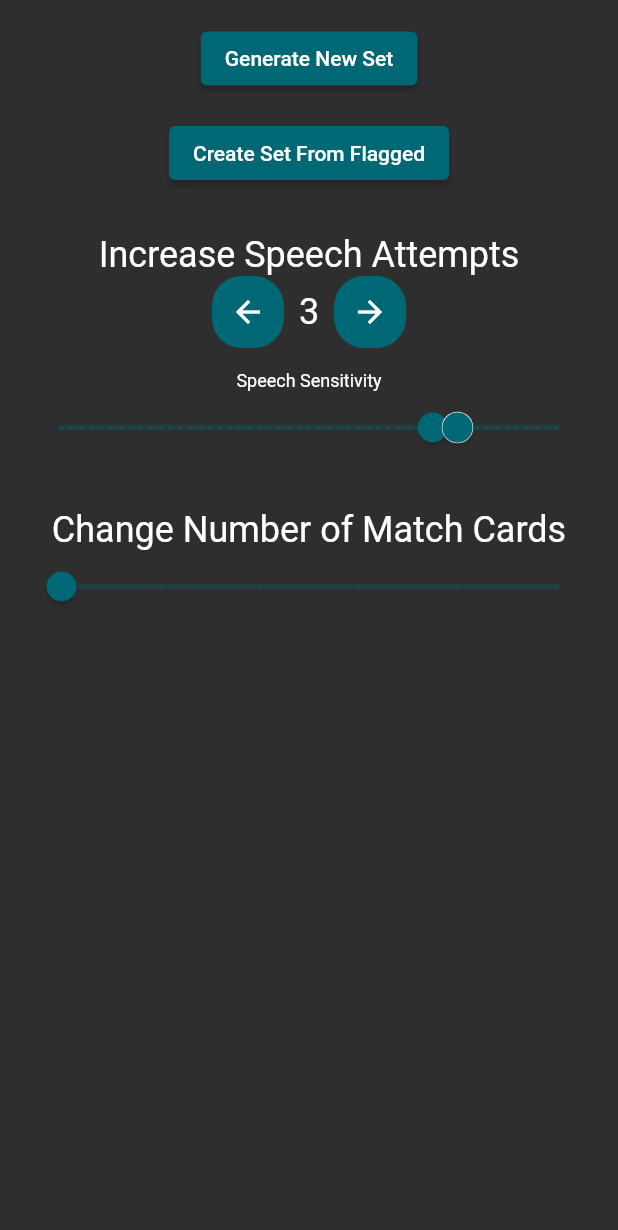
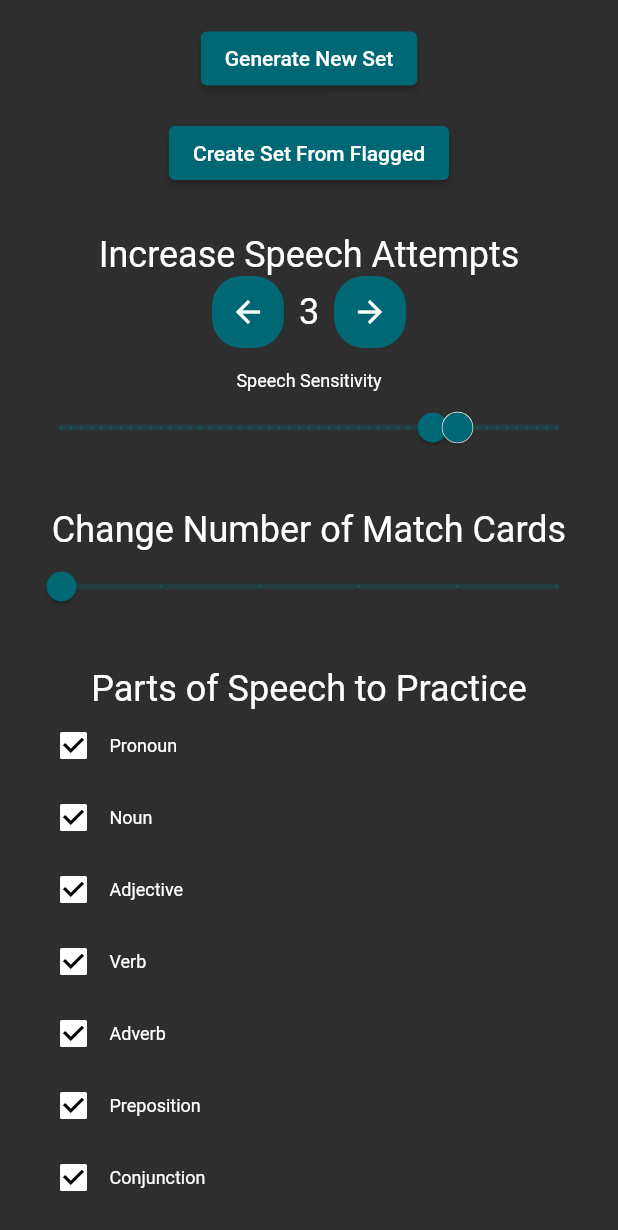
Before and after one commit to choe220/1000-spanish-words, a Flutter app: the screen it shows after launch, after a tap on "Settings", on a phone screen of 412 x 824 dp. Shown: the top 1230 px of the screen. Run offline on Flutter 3.47's test engine with Material 2 defaults, Android fonts, the phone set to English and light mode, and no system bars; our stand-ins replace cloud_firestore, firebase_core, flutter_tts, speech_to_text; missing offline and left inert: string_similarity; accounts and stored records are empty.

Commit message:
added set filtering for parts of speech

```diff
--- a/lib/models/user.dart
+++ b/lib/models/user.dart
@@ -3,6 +3,7 @@ import 'dart:math';
 import 'package:cloud_firestore/cloud_firestore.dart';
 import 'package:flutter/widgets.dart';
 import 'package:spanish_words/models/words.dart';
+import 'package:spanish_words/util.dart';
 
 class User with ChangeNotifier {
   List<Word> words;
@@ -10,6 +11,7 @@ class User with ChangeNotifier {
   int attempts;
   List<dynamic> speechSensitivity;
   double numMatchCards;
+  Map<String, bool> partsOfSpeech;
 
   User({
     required this.words,
@@ -17,6 +19,16 @@ class User with ChangeNotifier {
     this.attempts = 3,
     this.speechSensitivity = const [75, 80],
     this.numMatchCards = 5,
+    this.partsOfSpeech = const {
+      'Pronoun': true,
+      'Noun': true,
+      'Adjective': true,
+      'Verb': true,
+      'Adverb': true,
+      'Preposition': true,
+      'Conjunction': true,
+      'Interjection': true,
+    },
   });
 
   User.fromFirebase(Map<String, dynamic> data)
@@ -25,8 +37,20 @@ class User with ChangeNotifier {
             ? List<Word>.from(data['current_set'].map((e) => Word.fromJson(e)))
             : null,
         attempts = data['attempts'] ?? 3,
-        speechSensitivity = data['speechSensitivity'] ?? const [75, 80],
-        numMatchCards = data['num_match_cards'] ?? 5;
+        speechSensitivity = data['speechSensitivity'] ?? [75, 80],
+        numMatchCards = data['num_match_cards'] ?? 5,
+        partsOfSpeech = data['parts_of_speech'] != null
+            ? Map<String, bool>.from(data['parts_of_speech'])
+            : {
+                'Pronoun': true,
+                'Noun': true,
+                'Adjective': true,
+                'Verb': true,
+                'Adverb': true,
+                'Preposition': true,
+                'Conjunction': true,
+                'Interjection': true,
+              };
 
   Map<String, dynamic> toFirebase() {
     return {
@@ -35,6 +59,7 @@ class User with ChangeNotifier {
       'attempts': attempts,
       'speechSensitivity': speechSensitivity,
       'num_match_cards': numMatchCards,
+      'parts_of_speech': partsOfSpeech,
     };
   }
 
@@ -45,18 +70,19 @@ class User with ChangeNotifier {
   }
 
   Future<void> generateSet(List<Word>? set) async {
-    var random = Random();
     if (currentSet != null) {
       for (Word word in currentSet!) {
         words.add(word);
       }
     }
-    if (set == null) {
-      currentSet =
-          List.generate(10, (_) => words[random.nextInt(words.length)]);
-    } else {
-      currentSet = List.generate(10, (_) => set[random.nextInt(words.length)]);
+    List<Word> filteredWords = [];
+    for (Word word in words) {
+      if (partsOfSpeech[word.partOfSpeech.capitalize()] == true) {
+        filteredWords.add(word);
+      }
     }
+    filteredWords.shuffle();
+    currentSet = filteredWords.sublist(0, 10);
     for (Word word in currentSet!) {
       words.remove(word);
     }
--- a/lib/util.dart
+++ b/lib/util.dart
@@ -25,3 +25,9 @@ String? replaceNumbers(String number) {
   };
   return dict[number];
 }
+
+extension StringExtension on String {
+  String capitalize() {
+    return "${this[0].toUpperCase()}${substring(1).toLowerCase()}";
+  }
+}
--- a/lib/views/settings.dart
+++ b/lib/views/settings.dart
@@ -18,6 +18,16 @@ class Settings extends StatefulWidget {
 class _SettingsState extends State<Settings> {
   late RangeValues _currentSpeechSensitivityValues;
   late double _currentNumMatchCards = 5;
+  Map<String, bool> partsOfSpeech = {
+    'Pronoun': true,
+    'Noun': true,
+    'Adjective': true,
+    'Verb': true,
+    'Adverb': true,
+    'Preposition': true,
+    'Conjunction': true,
+    'Interjection': true,
+  };
 
   @override
   void initState() {
@@ -35,6 +45,7 @@ class _SettingsState extends State<Settings> {
         body: Padding(
           padding: const EdgeInsets.all(15.0),
           child: Center(
+            child: SingleChildScrollView(
               child: Column(
                 crossAxisAlignment: CrossAxisAlignment.center,
                 children: [
@@ -64,7 +75,8 @@ class _SettingsState extends State<Settings> {
                     onPressed: () async {
                       List<Word> flagged = (widget.user.words +
                               widget.user.currentSet!)
-                        .where((word) => word.flagged != null && word.flagged!)
+                          .where(
+                              (word) => word.flagged != null && word.flagged!)
                           .toList();
                       await widget.user.generateSet(flagged).then(
                           (value) async => await widget.user.saveToFirebase());
@@ -147,8 +159,8 @@ class _SettingsState extends State<Settings> {
                       '${_currentSpeechSensitivityValues.start.round()} %',
                       '${_currentSpeechSensitivityValues.end.round()} %',
                     ),
-                  onChanged: (values) =>
-                      setState(() => _currentSpeechSensitivityValues = values),
+                    onChanged: (values) => setState(
+                        () => _currentSpeechSensitivityValues = values),
                     onChangeEnd: (value) async => {
                       widget.user.speechSensitivity = [
                         _currentSpeechSensitivityValues.start,
@@ -177,7 +189,44 @@ class _SettingsState extends State<Settings> {
                     onChanged: (value) =>
                         setState(() => _currentNumMatchCards = value),
                   ),
+                  const SizedBox(
+                    height: 30,
+                  ),
+                  const WhiteText(
+                    'Parts of Speech to Practice',
+                    fontSize: 24,
+                  ),
+                  Padding(
+                    padding: const EdgeInsets.only(
+                      left: 10.0,
+                      right: 10.0,
+                    ),
+                    child: Column(
+                      children: [
+                        ...widget.user.partsOfSpeech.keys.map(
+                          (e) => Row(
+                            children: [
+                              Checkbox(
+                                value: widget.user.partsOfSpeech[e],
+                                fillColor:
+                                    MaterialStateProperty.all(Colors.white),
+                                checkColor: Colors.black,
+                                onChanged: (value) async {
+                                  setState(() {
+                                    widget.user.partsOfSpeech[e] = value!;
+                                  });
+                                  await widget.user.saveToFirebase();
+                                },
+                              ),
+                              WhiteText(e),
                             ],
+                          ),
+                        ),
+                      ],
+                    ),
+                  ),
+                ],
+              ),
             ),
           ),
         ),
```
Also changed, not shown: lib/widgets/part_of_speech_dropdown.dart (added). Lines whose indentation alone changed are shown as unchanged.
